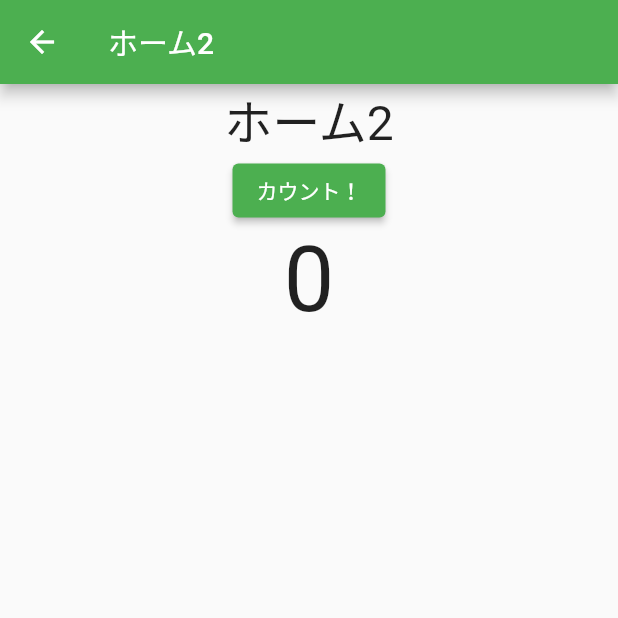
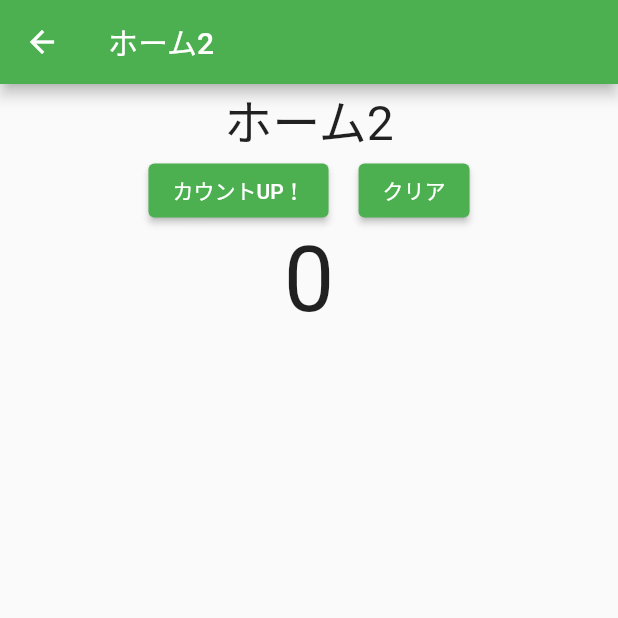
Before and after one commit to k-hirofumi/sns_app, a Flutter app: the HomeSecond screen opened directly, on a phone screen of 412 x 824 dp, the top half of it. Run offline on Flutter 3.47's test engine with Material 2 defaults, Android fonts, the phone set to English and light mode, and no system bars; our stand-ins replace shared_preferences; accounts and stored records are empty.

Commit message:
微修正

```diff
--- a/lib/main.dart
+++ b/lib/main.dart
@@ -21,12 +21,14 @@ void main() async{
 
   final store = InstanceStore();
   store.setInstance(await SharedPreferences.getInstance());
+
   store.setInstance<HomeProvider>(HomeProvider());
   store.setInstance<SearchProvider>(SearchProvider());
   store.setInstance<NotificationProvider>(NotificationProvider());
   store.setInstance<ReactionProvider>(ReactionProvider());
   store.setInstance<AccountProvider>(AccountProvider());
 
+  store.getInstance<HomeProvider>().loadCount();
 
   runApp(
     MultiProvider(
@@ -40,7 +42,6 @@ void main() async{
       child: MyApp(),
       )
     );
-  // HomeProvider. loadCount
 }
 
 class MyApp extends StatelessWidget {
--- a/lib/pages/home/homeSecond.dart
+++ b/lib/pages/home/homeSecond.dart
@@ -19,9 +19,16 @@ class HomeSecond extends StatelessWidget {
         child: Center(
           child: Column(
             children: [
-              Text('ホーム2', style: TextStyle(fontSize: 32.0)),
-              ElevatedButton(onPressed: (() => _provider.count()), child: Text('カウント！')),
-              Text(_provider.cnt.toString(), style: TextStyle(fontSize: 60.0),),
+              const Text('ホーム2', style: TextStyle(fontSize: 32.0)),
+              Row(
+                mainAxisAlignment: MainAxisAlignment.center,
+                children: [
+                  ElevatedButton(onPressed: (() => _provider.countUp()), child: const Text('カウントUP！')),
+                  const Padding(padding: EdgeInsets.only(left: 10, right: 10)),
+                  ElevatedButton(onPressed: (() => _provider.countClear()), child: const Text('クリア')),
+                ],
+              ),
+              Text(_provider.cnt.toString(), style: const TextStyle(fontSize: 60.0),),
             ],
           ),
 
```
Also changed, not shown: lib/providers/homeProvider.dart (+7 -1 lines).
